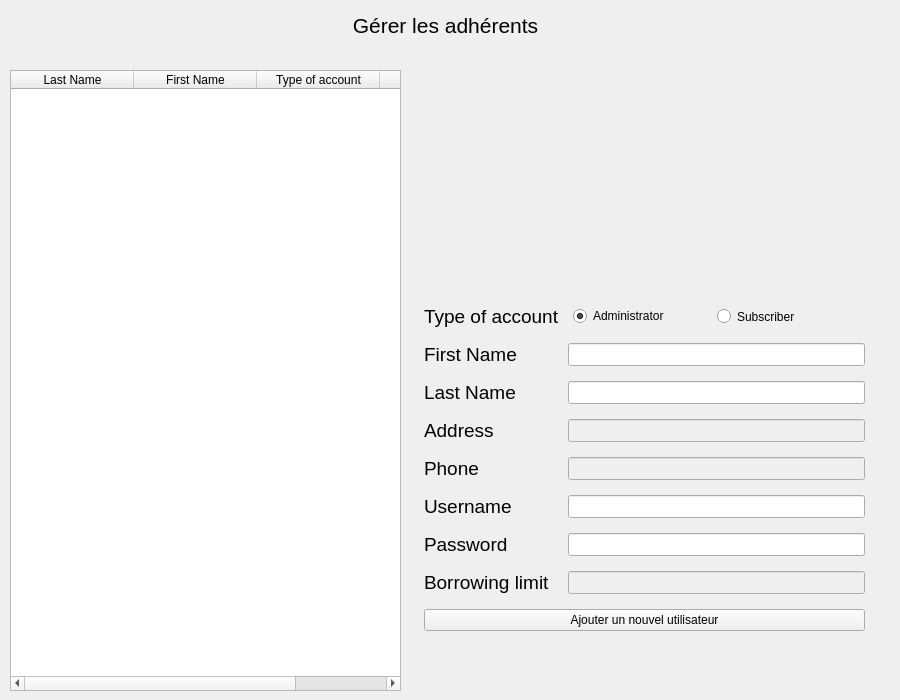
Above: source/manageaccounts.ui from sophieham/Glybook before the change. Below: the same form after it.
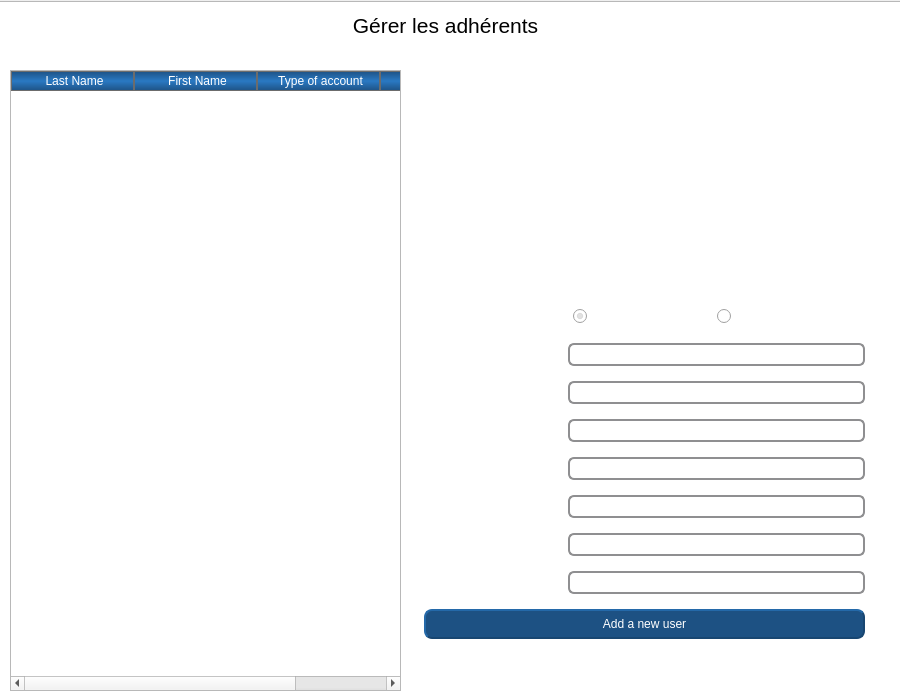
That is the form after the change. Icons and pictures are not drawn.

What changed in the file:
```diff
--- a/source/manageaccounts.ui
+++ b/source/manageaccounts.ui
@@ -20,6 +20,41 @@
    <iconset resource="resource.qrc">
     <normaloff>:/icons/icon_final.ico</normaloff>:/icons/icon_final.ico</iconset>
   </property>
+  <property name="styleSheet">
+   <string notr="true">QRadioButton{
+	color: white;
+}
+
+QLineEdit {
+border: 2px solid #8f8f91;
+border-radius: 6px;
+   /* background-image: url(:/icons/search.png);
+    background-repeat: no-repeat;
+    background-position: left;*/
+    color: #252424;
+    font-family: SegoeUI;
+    font-size: 12px;
+}
+
+QPushButton {
+	color: white;
+	border-radius: 8px;
+	background-color: rgb(29, 81, 131);
+    border-style: outset;
+    border-width: 2px;
+    border-color:rgb(24, 70, 113);
+    padding: 6px;
+}
+QPushButton:pressed {
+    border-style: inset;
+}
+
+QPushButton:hover {
+	background-color: rgb(23, 66, 106);
+    color:white;
+    border-style: outset;
+}</string>
+  </property>
   <widget class="QLabel" name="titleLbl">
    <property name="geometry">
     <rect>
@@ -76,6 +111,9 @@
         <pointsize>14</pointsize>
        </font>
       </property>
+      <property name="styleSheet">
+       <string notr="true">color: white;</string>
+      </property>
       <property name="text">
        <string>Type of account</string>
       </property>
@@ -124,6 +162,9 @@
         <pointsize>14</pointsize>
        </font>
       </property>
+      <property name="styleSheet">
+       <string notr="true">color: white;</string>
+      </property>
       <property name="text">
        <string>First Name</string>
       </property>
@@ -146,6 +187,9 @@
         <pointsize>14</pointsize>
        </font>
       </property>
+      <property name="styleSheet">
+       <string notr="true">color: white;</string>
+      </property>
       <property name="text">
        <string>Last Name</string>
       </property>
@@ -168,6 +212,9 @@
         <pointsize>14</pointsize>
        </font>
       </property>
+      <property name="styleSheet">
+       <string notr="true">color: white;</string>
+      </property>
       <property name="text">
        <string>Address</string>
       </property>
@@ -193,6 +240,9 @@
         <pointsize>14</pointsize>
        </font>
       </property>
+      <property name="styleSheet">
+       <string notr="true">color: white;</string>
+      </property>
       <property name="text">
        <string>Phone</string>
       </property>
@@ -228,6 +278,9 @@
         <pointsize>14</pointsize>
        </font>
       </property>
+      <property name="styleSheet">
+       <string notr="true">color: white;</string>
+      </property>
       <property name="text">
        <string>Password</string>
       </property>
@@ -253,6 +306,9 @@
         <pointsize>14</pointsize>
        </font>
       </property>
+      <property name="styleSheet">
+       <string notr="true">color: white;</string>
+      </property>
       <property name="text">
        <string>Borrowing limit</string>
       </property>
@@ -280,7 +336,7 @@
        </sizepolicy>
       </property>
       <property name="text">
-       <string>Ajouter un nouvel utilisateur</string>
+       <string>Add a new user</string>
       </property>
      </widget>
     </item>
@@ -291,6 +347,9 @@
         <pointsize>14</pointsize>
        </font>
       </property>
+      <property name="styleSheet">
+       <string notr="true">color: white;</string>
+      </property>
       <property name="text">
        <string>Username</string>
       </property>
@@ -307,6 +366,29 @@
      <height>621</height>
     </rect>
    </property>
+   <property name="styleSheet">
+    <string notr="true">QHeaderView::section {
+    background-color: qlineargradient(spread:reflect, x1:1, y1:0, x2:1, y2:1, stop:0 rgba(29, 81, 131, 255), stop:0.502183 rgba(42, 121, 195, 255), stop:1 rgba(29, 81, 131, 255));
+    color: white;
+    padding-left: 4px;
+    border: 1px solid #6c6c6c;
+}
+
+QHeaderView::section:checked
+{
+    font-weight:bold;
+}
+
+QTableWidget::item:selected:active {
+    background: #e5f3ff;
+	color: black;
+}
+
+QTableWidget::item:hover {
+    background:  #e5f3ff;
+}
+</string>
+   </property>
    <property name="frameShape">
     <enum>QFrame::StyledPanel</enum>
    </property>
@@ -389,6 +471,24 @@
     <bool>true</bool>
    </property>
   </widget>
+  <widget class="QGraphicsView" name="graphicsView">
+   <property name="geometry">
+    <rect>
+     <x>-5</x>
+     <y>1</y>
+     <width>921</width>
+     <height>701</height>
+    </rect>
+   </property>
+   <property name="styleSheet">
+    <string notr="true">background-image: url(:/icons/fond.jpg);</string>
+   </property>
+  </widget>
+  <zorder>graphicsView</zorder>
+  <zorder>titleLbl</zorder>
+  <zorder>formLayoutWidget</zorder>
+  <zorder>accList</zorder>
+  <zorder>userPic</zorder>
  </widget>
  <resources>
   <include location="resource.qrc"/>
```
